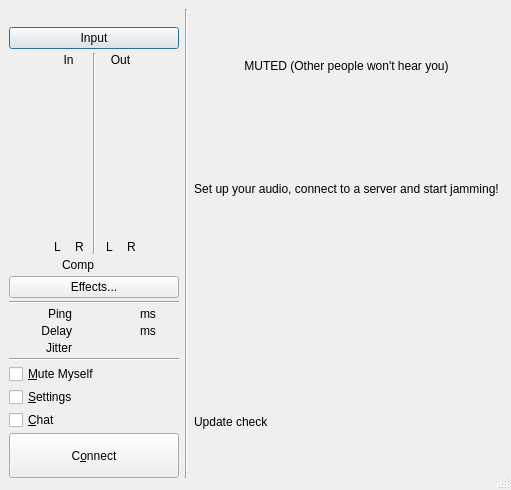
Before: the Qt Designer form src/clientdlgbase.ui in jamulussoftware/jamulus, drawn with Qt 5.
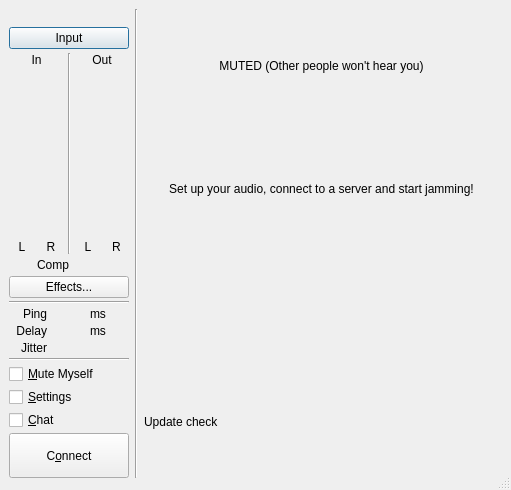
After: the same form once the commit is applied. Icons and pictures are not drawn. Custom widgets are drawn as their Qt base class.

Commit message:
Client: Add local effects preview, fix left panel width
- Settings > Effects: "Preview: hear myself with effects" checkbox. While
  not connected it starts the sound card, applies the input effects and
  plays the processed signal (what would be sent) to the outputs; nothing
  is sent. The level meters and compressor LEDs are active during the
  preview. It ends when connecting or when the settings are closed.
- Main window: the spacers centering the meters no longer expand, so the
  left panel keeps its compact width.

```diff
--- a/src/clientdlgbase.ui
+++ b/src/clientdlgbase.ui
@@ -104,6 +104,9 @@
              <property name="orientation">
               <enum>Qt::Horizontal</enum>
              </property>
+             <property name="sizeType">
+              <enum>QSizePolicy::Minimum</enum>
+             </property>
              <property name="sizeHint" stdset="0">
               <size>
                <width>0</width>
@@ -278,6 +281,9 @@
              <property name="orientation">
               <enum>Qt::Horizontal</enum>
              </property>
+             <property name="sizeType">
+              <enum>QSizePolicy::Minimum</enum>
+             </property>
              <property name="sizeHint" stdset="0">
               <size>
                <width>0</width>
@@ -295,6 +301,9 @@
              <property name="orientation">
               <enum>Qt::Horizontal</enum>
              </property>
+             <property name="sizeType">
+              <enum>QSizePolicy::Minimum</enum>
+             </property>
              <property name="sizeHint" stdset="0">
               <size>
                <width>0</width>
@@ -350,6 +359,9 @@
              <property name="orientation">
               <enum>Qt::Horizontal</enum>
              </property>
+             <property name="sizeType">
+              <enum>QSizePolicy::Minimum</enum>
+             </property>
              <property name="sizeHint" stdset="0">
               <size>
                <width>0</width>
```
The commit also changes 7 other files.
